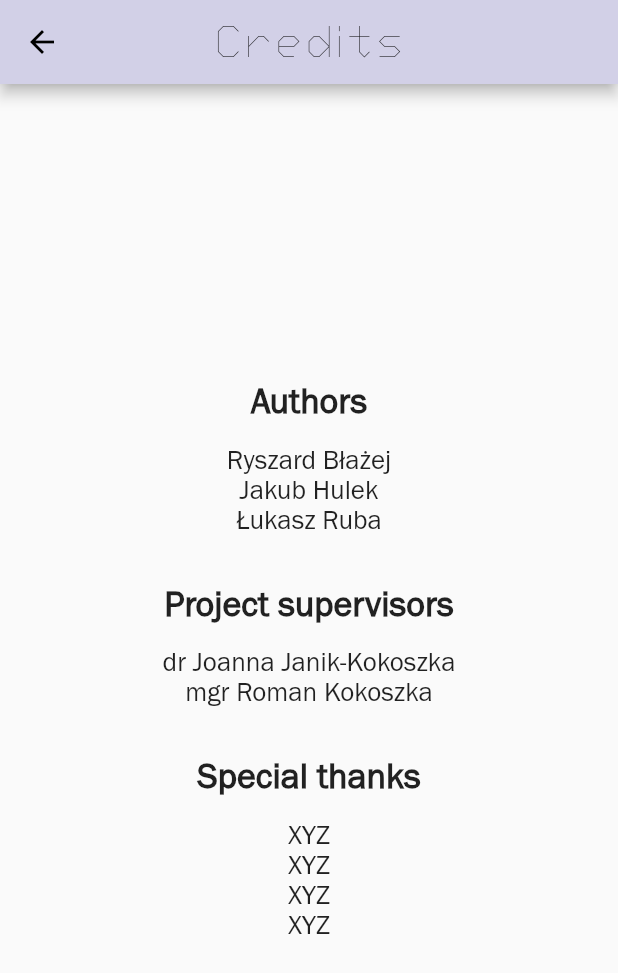
After one commit to DIYSpectroid/SpecLight-App, a Flutter app: the screen it shows after launch, after a tap on the "person outline" icon, on a phone screen of 412 x 824 dp. The commit adds this screen. Shown: the top 973 px of the screen. Run offline on Flutter 3.47's test engine with Material 2 defaults, Android fonts, the phone set to English and light mode, and no system bars; our stand-ins replace camera, charts_flutter, image_cropper, image_picker, shared_preferences; generated files the repository leaves out were written again.

Commit message:
Added credits screen

```diff
--- a/lib/l10n/app_en.arb
+++ b/lib/l10n/app_en.arb
@@ -59,6 +59,22 @@
     "@analyzed_spectrum": {
         "description": "Tooltip over photo which went through analysis"
     },
+    "credits_header": "Credits",
+    "@credits_header": {
+        "description": "Message on screen with credits appbar"
+    },
+    "authors": "Authors",
+    "@authors": {
+        "description": "Authors subsection in credits"
+    },
+    "supervisors": "Project supervisors",
+    "@supervisors": {
+        "description": "Supervisors subsection in credits"
+    },
+    "special_thanks": "Special thanks",
+    "@special_thanks": {
+        "description": "Special thanks subsection in credits"
+    },
     "error_message": "Something went wrong",
     "@error_message": {
         "description": "Generic error message"
--- a/lib/l10n/app_pl.arb
+++ b/lib/l10n/app_pl.arb
@@ -14,6 +14,10 @@
   "crop_header": "Przytnij zdjęcie do analizy",
   "analysis_header": "Analiza zdjęcia",
   "analyzed_spectrum": "Analizowane spektrum",
+  "credits_header": "Autorzy",
+  "authors": "Autorzy",
+  "supervisors": "Opiekunowie projektu",
+  "special_thanks": "Specjalne podziękowania",
   "error_message": "Coś poszło nie tak",
   "retry": "Ponów",
   "next": "Kontynuuj"
--- a/lib/main.dart
+++ b/lib/main.dart
@@ -6,6 +6,7 @@ import 'package:flutter_localizations/flutter_localizations.dart';
 import 'package:flutter_gen/gen_l10n/app_localizations.dart';
 
 import 'language_change.dart';
+import 'minor_pages/credits.dart';
 import 'new_ui_components.dart';
 import 'package:provider/provider.dart';
 
@@ -182,7 +183,12 @@ class _MyHomePageState extends State<MyHomePage> {
                   Expanded(child: Container()),
                   SquareButton(icon: Icons.language_outlined, label: AppLocalizations.of(context)!.website),
                   Expanded(child: Container()),
-                  SquareButton(icon: Icons.person_outline, label: AppLocalizations.of(context)!.credits)
+                  SquareButton(icon: Icons.person_outline, label: AppLocalizations.of(context)!.credits,
+                    onPressed: (){
+                    Navigator.push((context),
+                        MaterialPageRoute(builder:
+                            (context) => CreditsPage(),));
+                  },)
                 ]
               )
             )
--- /dev/null
+++ b/lib/minor_pages/credits.dart
@@ -0,0 +1,52 @@
+import 'package:flutter/cupertino.dart';
+import 'package:flutter/material.dart';
+import 'package:flutter_gen/gen_l10n/app_localizations.dart';
+
+
+import 'package:provider/provider.dart';
+
+class CreditsPage extends StatelessWidget {
+  @override
+  Widget build(BuildContext context) {
+
+    const double spacing = 8;
+
+    return Scaffold(
+        appBar: AppBar(
+          title: Text(AppLocalizations.of(context)!.credits_header, style: TextStyle(fontFamily: 'Proxy', fontSize: 28)),
+          centerTitle: true,
+        ),
+
+        body: Center(
+          child: ListView(
+              shrinkWrap: true,
+              padding: const EdgeInsets.fromLTRB(40, 0, 40, 0),
+              children: [
+                Text(AppLocalizations.of(context)!.authors, style: TextStyle(fontFamily: 'Franklin', fontSize: 24, fontWeight: FontWeight.bold), textAlign: TextAlign.center,),
+                Padding(padding: EdgeInsets.all(spacing)),
+
+                Text("Ryszard Błażej", style: TextStyle(fontFamily: 'Franklin', fontSize: 18), textAlign: TextAlign.center),
+                Text("Jakub Hulek", style: TextStyle(fontFamily: 'Franklin', fontSize: 18), textAlign: TextAlign.center),
+                Text("Łukasz Ruba", style: TextStyle(fontFamily: 'Franklin', fontSize: 18), textAlign: TextAlign.center),
+                Padding(padding: EdgeInsets.all(spacing * 2)),
+
+                Text(AppLocalizations.of(context)!.supervisors, style: TextStyle(fontFamily: 'Franklin', fontSize: 24, fontWeight: FontWeight.bold), textAlign: TextAlign.center),
+                Padding(padding: EdgeInsets.all(spacing)),
+
+                Text("dr Joanna Janik-Kokoszka", style: TextStyle(fontFamily: 'Franklin', fontSize: 18), textAlign: TextAlign.center),
+                Text("mgr Roman Kokoszka", style: TextStyle(fontFamily: 'Franklin', fontSize: 18), textAlign: TextAlign.center),
+                Padding(padding: EdgeInsets.all(spacing * 2)),
+
+                Text(AppLocalizations.of(context)!.special_thanks, style: TextStyle(fontFamily: 'Franklin', fontSize: 24, fontWeight: FontWeight.bold), textAlign: TextAlign.center),
+                Padding(padding: EdgeInsets.all(spacing)),
+
+                Text("XYZ", style: TextStyle(fontFamily: 'Franklin', fontSize: 18), textAlign: TextAlign.center),
+                Text("XYZ", style: TextStyle(fontFamily: 'Franklin', fontSize: 18), textAlign: TextAlign.center),
+                Text("XYZ", style: TextStyle(fontFamily: 'Franklin', fontSize: 18), textAlign: TextAlign.center),
+                Text("XYZ", style: TextStyle(fontFamily: 'Franklin', fontSize: 18), textAlign: TextAlign.center),
+              ]
+          ),
+        )
+    );
+  }
+}
```
